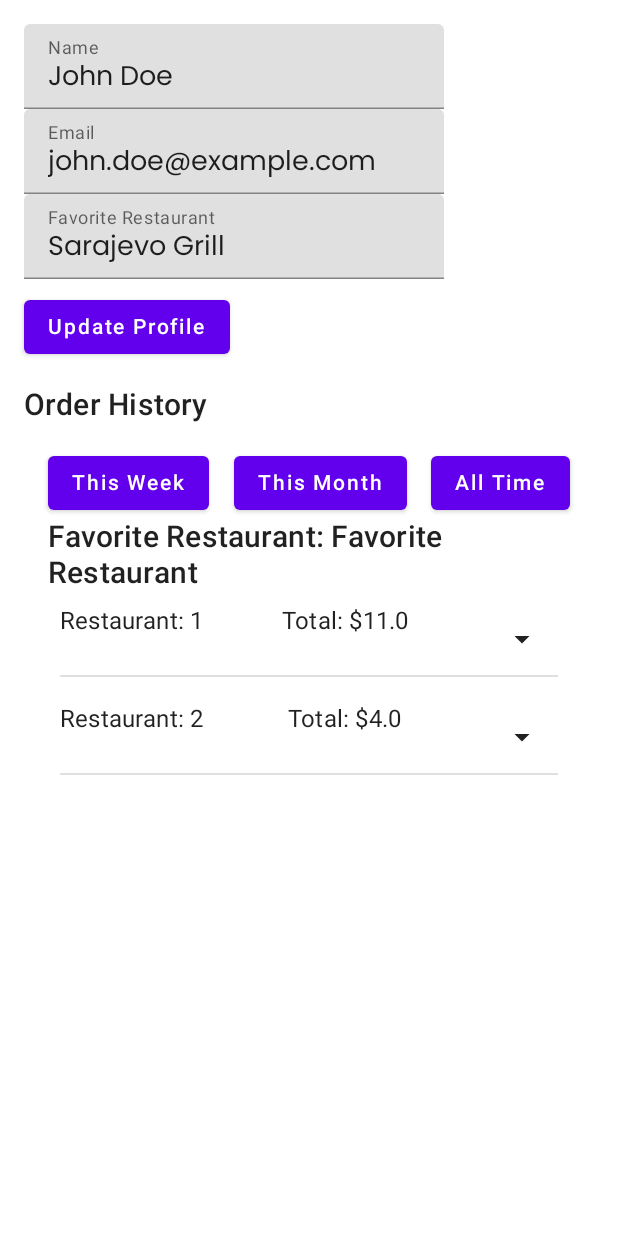
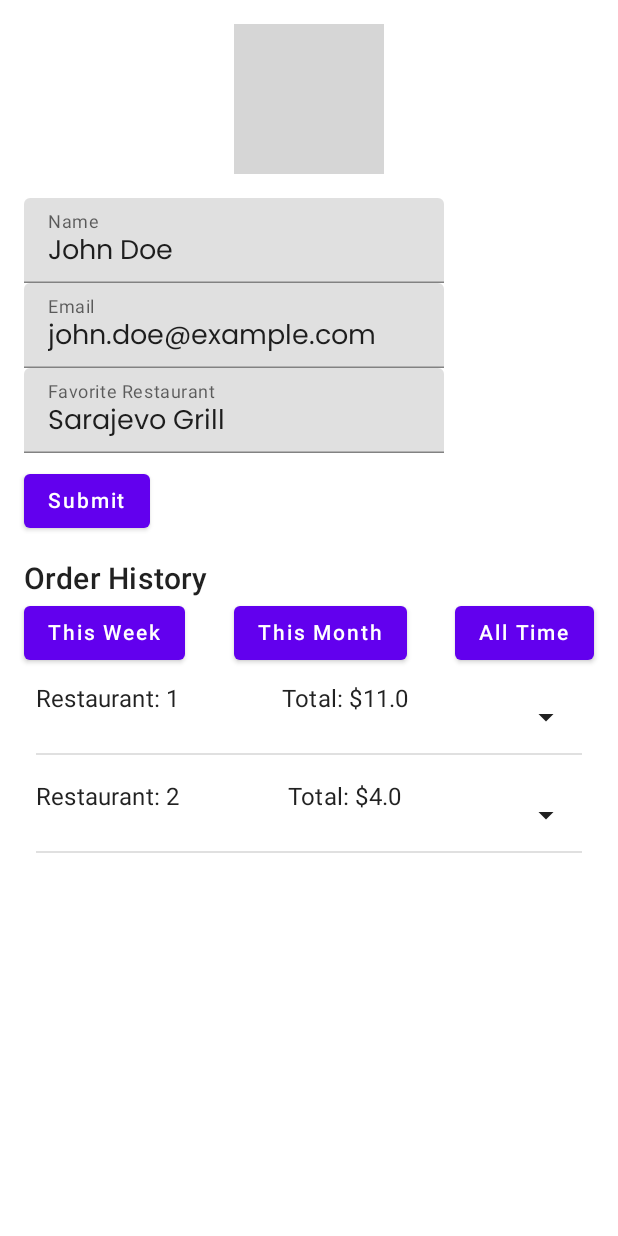
Before and after one commit to yyong1/order-system-mobile, an Android app built with Jetpack Compose: the UserProfileScreen screen opened through its navigation route, after a tap on "Update Profile", on a phone screen of 412 x 824 dp. Run offline under Robolectric (Android 15) with nearby library versions, the phone set to English and light mode, and no system bars; our stand-ins replace Room's generated code; grey boxes are pictures that could not be loaded.

Commit message:
Profile and order history

```diff
--- a/app/src/main/java/com/example/foodorder/ui/navigation/Navigation.kt
+++ b/app/src/main/java/com/example/foodorder/ui/navigation/Navigation.kt
@@ -14,7 +14,7 @@ import com.example.foodorder.data.trash.PopularDataViewModel
 import com.example.foodorder.data.viewmodels.UserViewModel
 import com.example.foodorder.data.viewmodels.CategoryViewModel
 import com.example.foodorder.data.viewmodels.OrderViewModel
-import com.example.foodorder.ui.screens.orders.OrderHistoryScreen
+//import com.example.foodorder.ui.screens.profile.orders.OrderHistoryScreen
 import com.example.foodorder.ui.screens.profile.UserProfileScreen
 
 @Composable
@@ -54,9 +54,9 @@ fun Navigation(
         composable(ScreensRoutes.Map.route) {
             MapScreen()
         }
-        composable(ScreensRoutes.Orders.route) {
-            OrderHistoryScreen(orderViewModel = orderViewModel)
-        }
+//        composable(ScreensRoutes.Orders.route) {
+//            OrderHistoryScreen(orderViewModel = orderViewModel)
+//        }
         composable(ScreensRoutes.Profile.route) {
              UserProfileScreen(userViewModel = userViewModel, orderViewModel = orderViewModel)
         }
--- a/app/src/main/java/com/example/foodorder/ui/screens/MainScreen.kt
+++ b/app/src/main/java/com/example/foodorder/ui/screens/MainScreen.kt
@@ -6,6 +6,7 @@ import androidx.compose.material.Scaffold
 import androidx.compose.material.icons.Icons
 import androidx.compose.material.icons.filled.Home
 import androidx.compose.material.icons.filled.LocationOn
+import androidx.compose.material.icons.filled.Person
 import androidx.compose.material.icons.filled.ShoppingCart
 import androidx.compose.runtime.*
 import androidx.compose.ui.Modifier
@@ -30,7 +31,7 @@ fun MainScreen(
     val bottomNavItems = listOf(
         BottomNavItem("Home", ScreensRoutes.Home.route, Icons.Default.Home),
         BottomNavItem("Map", ScreensRoutes.Map.route, Icons.Default.LocationOn),
-        BottomNavItem("Orders", ScreensRoutes.Orders.route, Icons.Default.ShoppingCart)
+        BottomNavItem("Profile", ScreensRoutes.Profile.route, Icons.Default.Person)
     )
 
     var currentRoute by remember { mutableStateOf<String?>(null) }
--- a/app/src/main/java/com/example/foodorder/ui/screens/orders/OrderHistoryScreen.kt
+++ b/app/src/main/java/com/example/foodorder/ui/screens/profile/FilterOptions.kt
@@ -1,44 +1,10 @@
-package com.example.foodorder.ui.screens.orders
+package com.example.foodorder.ui.screens.profile
 
-import android.util.Log
 import androidx.compose.foundation.layout.*
-import androidx.compose.foundation.lazy.LazyColumn
-import androidx.compose.foundation.lazy.items
 import androidx.compose.material.*
 import androidx.compose.runtime.*
 import androidx.compose.ui.Modifier
-import androidx.compose.ui.unit.dp
-import com.example.foodorder.data.viewmodels.OrderViewModel
-import kotlinx.coroutines.launch
 import java.util.*
-
-@Composable
-fun OrderHistoryScreen(orderViewModel: OrderViewModel) {
-    val orders by orderViewModel.orders.collectAsState(initial = emptyList())
-    val coroutineScope = rememberCoroutineScope()
-
-    LaunchedEffect(Unit) {
-        orderViewModel.fetchAllOrders()
-        Log.d("OrderHistoryScreen", "Fetching all orders")
-    }
-
-    Column(modifier = Modifier.fillMaxSize().padding(16.dp)) {
-        FilterOptions { startDate, endDate ->
-            Log.d("OrderHistoryScreen", "Filter selected: startDate=$startDate, endDate=$endDate")
-            coroutineScope.launch {
-                orderViewModel.fetchOrders(userId = 1, startDate, endDate)
-            }
-        }
-
-        FavoriteRestaurant("Favorite Restaurant")
-
-        LazyColumn(modifier = Modifier.fillMaxSize()) {
-            items(orders) { order ->
-                OrderItem(order)
-            }
-        }
-    }
-}
 
 @Composable
 fun FilterOptions(onFilterSelected: (Date, Date) -> Unit) {
@@ -53,18 +19,12 @@ fun FilterOptions(onFilterSelected: (Date, Date) -> Unit) {
                     "This Month" -> getStartAndEndOfMonth()
                     else -> getStartAndEndOfAllTime()
                 }
-                Log.d("FilterOptions", "Button clicked: filter=$filter, startDate=$startDate, endDate=$endDate")
                 onFilterSelected(startDate, endDate)
             }) {
                 Text(text = filter)
             }
         }
     }
-}
-
-@Composable
-fun FavoriteRestaurant(restaurantName: String) {
-    Text(text = "Favorite Restaurant: $restaurantName", style = MaterialTheme.typography.h6)
 }
 
 fun getStartAndEndOfWeek(): Pair<Date, Date> {
--- a/app/src/main/java/com/example/foodorder/ui/screens/orders/OrderItem.kt
+++ b/app/src/main/java/com/example/foodorder/ui/screens/profile/OrderItem.kt
@@ -1,4 +1,4 @@
-package com.example.foodorder.ui.screens.orders
+package com.example.foodorder.ui.screens.profile
 
 import androidx.compose.foundation.layout.*
 import androidx.compose.material.*
--- /dev/null
+++ b/app/src/main/java/com/example/foodorder/ui/screens/profile/UserFrofileDetails.kt
@@ -0,0 +1,21 @@
+package com.example.foodorder.ui.screens.profile
+
+import androidx.compose.foundation.layout.*
+import androidx.compose.material.*
+import androidx.compose.runtime.Composable
+import androidx.compose.ui.Modifier
+import androidx.compose.ui.unit.dp
+import com.example.foodorder.data.models.User
+
+@Composable
+fun UserProfileDetails(user: User, onEdit: () -> Unit) {
+    Column(modifier = Modifier.fillMaxWidth()) {
+        Text(text = "Name: ${user.name}", style = MaterialTheme.typography.body1)
+        Text(text = "Email: ${user.email}", style = MaterialTheme.typography.body1)
+        Text(text = "Favorite Restaurant: ${user.favoriteRestaurant}", style = MaterialTheme.typography.body1)
+        Spacer(modifier = Modifier.height(8.dp))
+        Button(onClick = onEdit) {
+            Text(text = "Update Profile")
+        }
+    }
+}
--- /dev/null
+++ b/app/src/main/java/com/example/foodorder/ui/screens/profile/UserInfoSection.kt
@@ -0,0 +1,35 @@
+package com.example.foodorder.ui.components
+
+import androidx.compose.foundation.layout.*
+import androidx.compose.material.*
+import androidx.compose.runtime.*
+import androidx.compose.ui.Modifier
+import androidx.compose.ui.unit.dp
+import com.example.foodorder.data.models.User
+
+@Composable
+fun UserInfoSection(user: User, onUpdate: (User) -> Unit) {
+    var name by remember { mutableStateOf(user.name) }
+    var email by remember { mutableStateOf(user.email) }
+    var favoriteRestaurant by remember { mutableStateOf(user.favoriteRestaurant) }
+
+    Column(modifier = Modifier.fillMaxWidth()) {
+        TextField(value = name, onValueChange = { name = it }, label = { Text("Name") })
+        TextField(value = email, onValueChange = { email = it }, label = { Text("Email") })
+        TextField(value = favoriteRestaurant, onValueChange = { favoriteRestaurant = it }, label = { Text("Favorite Restaurant") })
+        Spacer(modifier = Modifier.height(8.dp))
+        Button(onClick = {
+            onUpdate(
+                User(
+                    id = user.id,
+                    name = name,
+                    email = email,
+                    password = user.password,
+                    favoriteRestaurant = favoriteRestaurant
+                )
+            )
+        }) {
+            Text(text = "Update Profile")
+        }
+    }
+}
--- a/app/src/main/java/com/example/foodorder/ui/screens/profile/UserProfileScreen.kt
+++ b/app/src/main/java/com/example/foodorder/ui/screens/profile/UserProfileScreen.kt
@@ -1,30 +1,48 @@
 package com.example.foodorder.ui.screens.profile
 
+import androidx.compose.foundation.Image
 import androidx.compose.foundation.layout.*
+import androidx.compose.foundation.lazy.LazyColumn
+import androidx.compose.foundation.lazy.items
 import androidx.compose.material.*
 import androidx.compose.runtime.*
+import androidx.compose.ui.Alignment
 import androidx.compose.ui.Modifier
+import androidx.compose.ui.res.painterResource
 import androidx.compose.ui.unit.dp
+import com.example.foodorder.R
 import com.example.foodorder.data.models.User
 import com.example.foodorder.data.viewmodels.OrderViewModel
 import com.example.foodorder.data.viewmodels.UserViewModel
-import com.example.foodorder.ui.screens.orders.OrderHistoryScreen
+import com.example.foodorder.ui.components.*
 import kotlinx.coroutines.launch
 
 @Composable
 fun UserProfileScreen(userViewModel: UserViewModel, orderViewModel: OrderViewModel) {
     val coroutineScope = rememberCoroutineScope()
     var user by remember { mutableStateOf<User?>(null) }
+    var isEditing by remember { mutableStateOf(false) }
+    val orders by orderViewModel.orders.collectAsState(initial = emptyList())
 
     LaunchedEffect(Unit) {
         coroutineScope.launch {
-            user = userViewModel.getUserById(userId = 1) // Replace with actual user ID
+            user = userViewModel.getUserById(userId = 1)
+            orderViewModel.fetchAllOrders()
         }
     }
 
     Column(modifier = Modifier.fillMaxSize().padding(16.dp)) {
         user?.let {
-            UserInfoSection(user = it, onUpdate = { updatedUser ->
+            // Static Avatar with hardcoded image
+            Image(
+                painter = painterResource(id = R.drawable.avatar_icon),
+                contentDescription = "User Avatar",
+                modifier = Modifier.size(100.dp).align(Alignment.CenterHorizontally)
+            )
+            Spacer(modifier = Modifier.height(16.dp))
+
+            if (isEditing) {
+                UserProfileUpdateForm(user = it, onUpdate = { updatedUser ->
                     coroutineScope.launch {
                         userViewModel.updateUser(
                             updatedUser.id ?: 0,
@@ -32,39 +50,26 @@ fun UserProfileScreen(userViewModel: UserViewModel, orderViewModel: OrderViewMod
                             updatedUser.email,
                             updatedUser.favoriteRestaurant
                         )
-                    user = userViewModel.getUserById(updatedUser.id ?: 0) // Refresh user data
+                        user = userViewModel.getUserById(updatedUser.id ?: 0)
+                        isEditing = false
                     }
                 })
+            } else {
+                UserProfileDetails(user = it, onEdit = { isEditing = true })
+            }
+
             Spacer(modifier = Modifier.height(16.dp))
             Text(text = "Order History", style = MaterialTheme.typography.h6)
-            OrderHistoryScreen(orderViewModel = orderViewModel)
+            FilterOptions { startDate, endDate ->
+                coroutineScope.launch {
+                    orderViewModel.fetchOrders(userId = it.id ?: 0, startDate, endDate)
+                }
+            }
+            LazyColumn(modifier = Modifier.fillMaxSize()) {
+                items(orders) { order ->
+                    OrderItem(order)
                 }
             }
         }
-
-@Composable
-fun UserInfoSection(user: User, onUpdate: (User) -> Unit) {
-    var name by remember { mutableStateOf(user.name) }
-    var email by remember { mutableStateOf(user.email) }
-    var favoriteRestaurant by remember { mutableStateOf(user.favoriteRestaurant) }
-
-    Column(modifier = Modifier.fillMaxWidth()) {
-        TextField(value = name, onValueChange = { name = it }, label = { Text("Name") })
-        TextField(value = email, onValueChange = { email = it }, label = { Text("Email") })
-        TextField(value = favoriteRestaurant, onValueChange = { favoriteRestaurant = it }, label = { Text("Favorite Restaurant") })
-        Spacer(modifier = Modifier.height(8.dp))
-        Button(onClick = {
-            onUpdate(
-                User(
-                    id = user.id,
-                    name = name,
-                    email = email,
-                    password = user.password,
-                    favoriteRestaurant = favoriteRestaurant
-                )
-            )
-        }) {
-            Text(text = "Update Profile")
     }
 }
-}
--- /dev/null
+++ b/app/src/main/java/com/example/foodorder/ui/screens/profile/UserProfileUpdateForm.kt
@@ -0,0 +1,35 @@
+package com.example.foodorder.ui.screens.profile
+
+import androidx.compose.foundation.layout.*
+import androidx.compose.material.*
+import androidx.compose.runtime.*
+import androidx.compose.ui.Modifier
+import androidx.compose.ui.unit.dp
+import com.example.foodorder.data.models.User
+
+@Composable
+fun UserProfileUpdateForm(user: User, onUpdate: (User) -> Unit) {
+    var name by remember { mutableStateOf(user.name) }
+    var email by remember { mutableStateOf(user.email) }
+    var favoriteRestaurant by remember { mutableStateOf(user.favoriteRestaurant) }
+
+    Column(modifier = Modifier.fillMaxWidth()) {
+        TextField(value = name, onValueChange = { name = it }, label = { Text("Name") })
+        TextField(value = email, onValueChange = { email = it }, label = { Text("Email") })
+        TextField(value = favoriteRestaurant, onValueChange = { favoriteRestaurant = it }, label = { Text("Favorite Restaurant") })
+        Spacer(modifier = Modifier.height(8.dp))
+        Button(onClick = {
+            onUpdate(
+                User(
+                    id = user.id,
+                    name = name,
+                    email = email,
+                    password = user.password,
+                    favoriteRestaurant = favoriteRestaurant
+                )
+            )
+        }) {
+            Text(text = "Submit")
+        }
+    }
+}
```
Also changed, not shown: app/src/main/res/drawable/img.png (added). Lines whose indentation alone changed are shown as unchanged.
